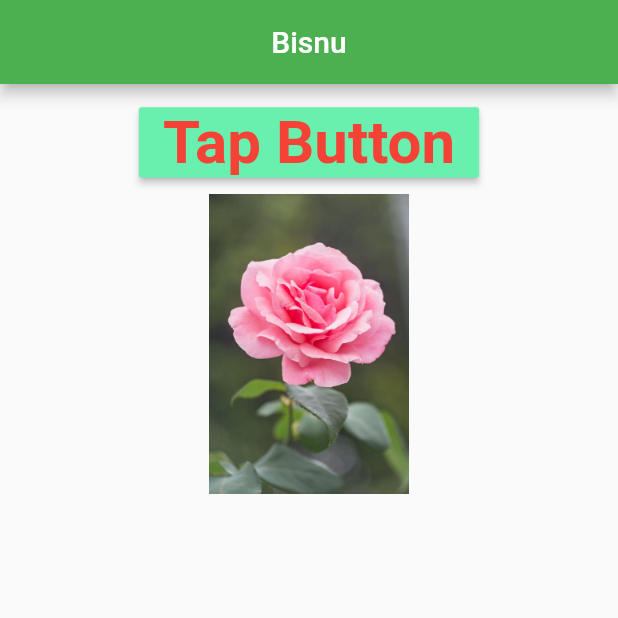
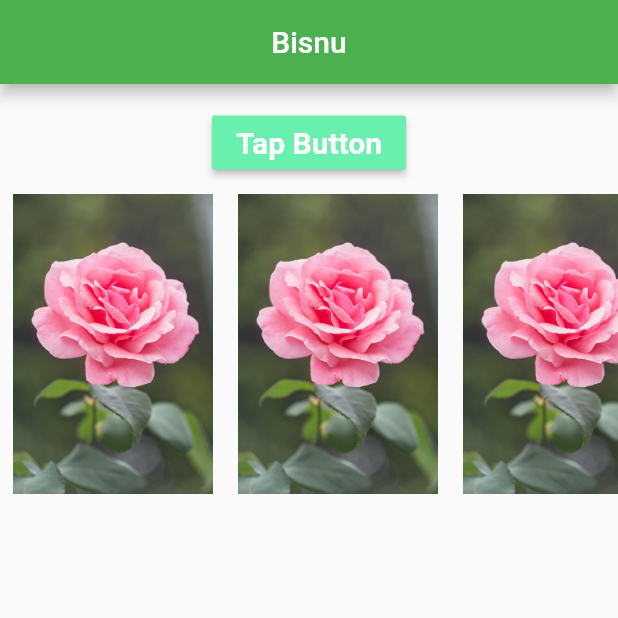
Before and after one commit to ttcapp/bisnu_1, a Flutter app: the screen it shows after launch, on a phone screen of 412 x 824 dp, the top half of it. Run offline on Flutter 3.47's test engine with Material 2 defaults, Android fonts, the phone set to English and light mode, and no system bars.

Commit message:
10 Oct 2021. First Commit

```diff
--- a/lib/main.dart
+++ b/lib/main.dart
@@ -43,11 +43,11 @@ class _MyHomePageState extends State<MyHomePage> {
               RaisedButton(
                 color: btnColor1,
                 child: Text(btnText1,style:
-                TextStyle(color: Colors.red,
-                    fontWeight: FontWeight.bold,fontSize: 40),),
+                TextStyle(color: Colors.white,
+                    fontWeight: FontWeight.bold,fontSize: 20),),
                   onPressed: (){
                   setState(() {
-                    btnColor1=Colors.white;
+                    btnColor1=Colors.red;
                     btnText1="Button Pressed";
                     img1visibility=true;
                   });
@@ -62,10 +62,37 @@ class _MyHomePageState extends State<MyHomePage> {
                       "https://cdn.pixabay.com/photo/2015/04/19/08/32/marguerite-729510__480.jpg"
                   ),
               ),
-              Container(
-                height: 200,
-                  width: 250,
-                  child: Image.asset("assets/images/image4.jpeg")),
+              SingleChildScrollView(
+                scrollDirection: Axis.horizontal,
+                child: Row(
+                  children: [
+                    Container(
+                      height: 200,
+                        width: 150,
+                        child: Image.asset("assets/images/image4.jpeg")
+                    ),
+                    Container(
+                        height: 200,
+                        width: 150,
+                        child: Image.asset("assets/images/image4.jpeg")
+                    ),
+                    Container(
+                        height: 200,
+                        width: 150,
+                        child: Image.asset("assets/images/image4.jpeg")
+                    ),
+                    Container(
+                        height: 200,
+                        width: 150,
+                        child: Image.asset("assets/images/image4.jpeg")
+                    ),
+                  ],
+                ),
+              ),
+              SizedBox(
+                height: 15,
+              )
+
             ],
           ),
         ),
```
